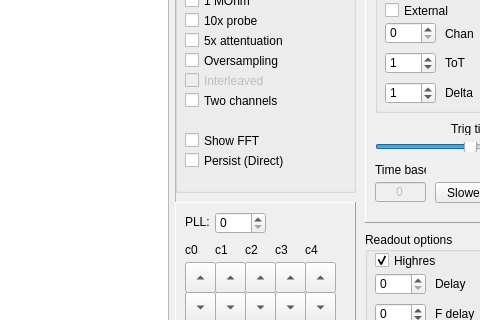
First picture: the form in software/HaasoscopePro.ui, repository drandyhaas/HaasoscopePro, before the edit; both pictures show x 628 to 1108 and y 176 to 496 of the 1212 by 800 pixel window.
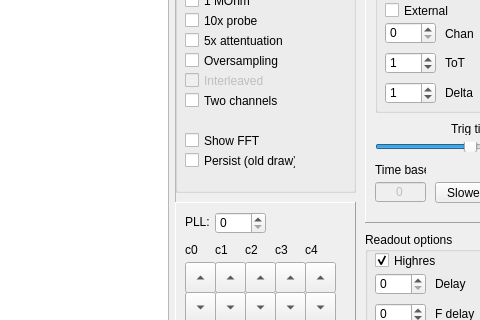
Second picture: the form after the edit. Custom widgets are drawn as their Qt base class.

Commit message: do direct now the default

What changed in the file:
```diff
--- a/software/HaasoscopePro.ui
+++ b/software/HaasoscopePro.ui
@@ -1080,7 +1080,7 @@
          </font>
         </property>
         <property name="text">
-         <string>Persist (Direct)</string>
+         <string>Persist (old draw)</string>
         </property>
        </widget>
        <widget class="QLabel" name="label_11">
```
